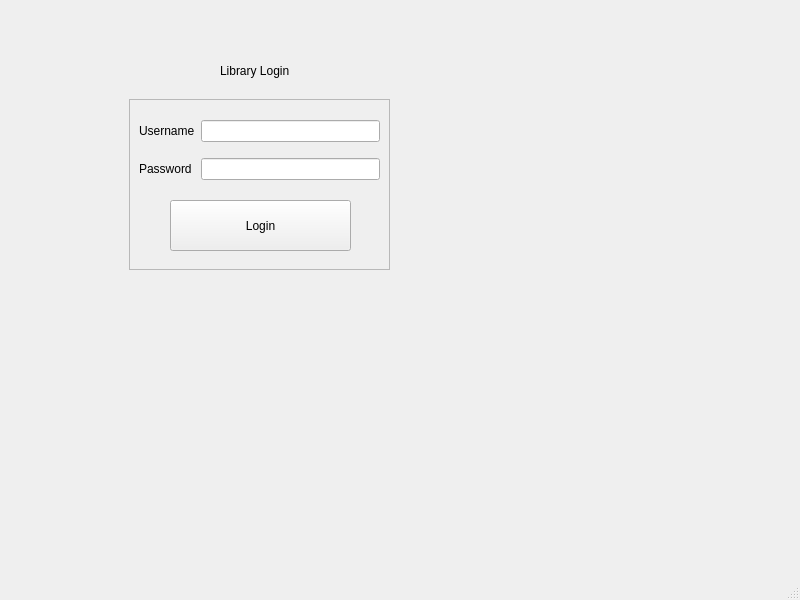
First picture: the form in NewWindowChur/mainwindow.ui, repository jandrealyn/LibraryQtSystem, before the edit.
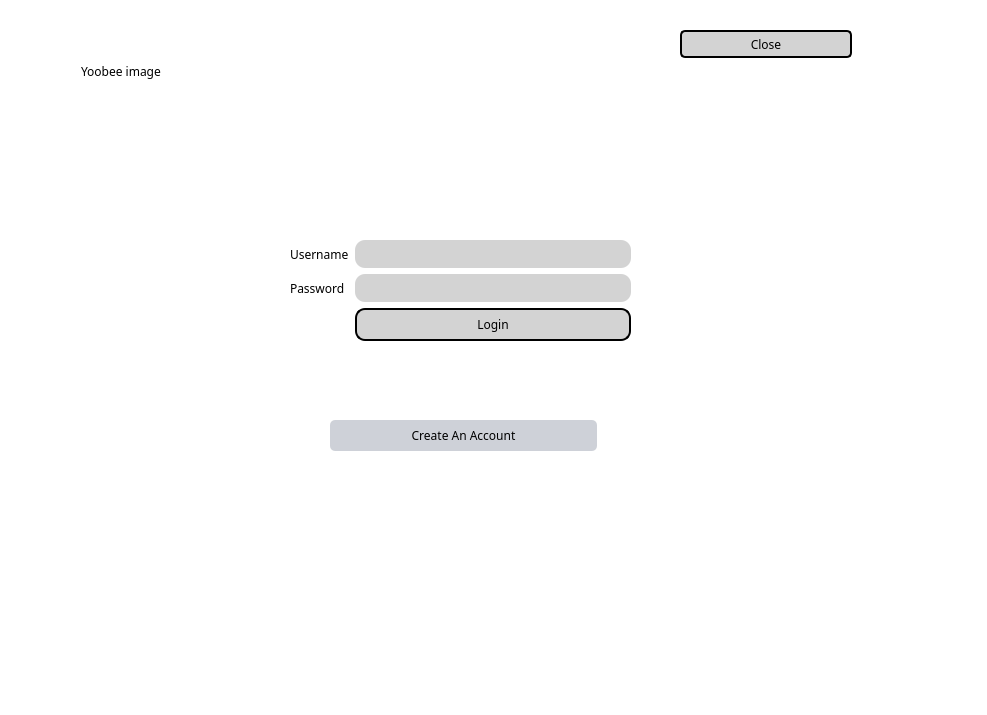
Second picture: the form after the edit.

Patch:
```diff
--- a/NewWindowChur/mainwindow.ui
+++ b/NewWindowChur/mainwindow.ui
@@ -6,37 +6,118 @@
    <rect>
     <x>0</x>
     <y>0</y>
-    <width>800</width>
-    <height>600</height>
+    <width>987</width>
+    <height>715</height>
    </rect>
   </property>
   <property name="windowTitle">
    <string>MainWindow</string>
   </property>
+  <property name="styleSheet">
+   <string notr="true">*{
+background-color:rgb(255, 255, 255); 
+font-family: cenury gothic, sans-serif;
+
+}
+
+QFrame{
+background-color: #FFFFFF;
+
+}</string>
+  </property>
   <widget class="QWidget" name="centralwidget">
-   <widget class="QPushButton" name="pushButton">
+   <property name="autoFillBackground">
+    <bool>false</bool>
+   </property>
+   <widget class="QFrame" name="gridFrame_2">
     <property name="geometry">
      <rect>
-      <x>170</x>
-      <y>200</y>
-      <width>181</width>
-      <height>51</height>
+      <x>80</x>
+      <y>10</y>
+      <width>801</width>
+      <height>551</height>
      </rect>
     </property>
+    <property name="styleSheet">
+     <string notr="true">*{
+background: rgb(255, 255, 255);
+fontsize: 15px;
+font-family: Century Gothic, sans-serif;
+}
+
+QFrame{
+border: solid 10px rgba(0, 0, 0);
+}
+
+QLineEdit{
+color: #8d98a1;
+background-color: #d3d3d3;
+font-size: 18px;
+border-style: outset;
+border-radius: 10px;
+}
+QPushButton{
+background: #ced1d8;
+border-style: outset;
+border-radius: 5px;
+}
+QPushButton:pressed{
+background-color: rgb(224, 0, 0);
+border-style: inset;
+}
+</string>
+    </property>
+    <widget class="QLabel" name="img">
+     <property name="geometry">
+      <rect>
+       <x>1</x>
+       <y>1</y>
+       <width>341</width>
+       <height>121</height>
+      </rect>
+     </property>
+     <property name="styleSheet">
+      <string notr="true"/>
+     </property>
     <property name="text">
-     <string>Login</string>
+      <string>Yoobee image</string>
+     </property>
+    </widget>
+    <widget class="QPushButton" name="close">
+     <property name="geometry">
+      <rect>
+       <x>600</x>
+       <y>20</y>
+       <width>172</width>
+       <height>28</height>
+      </rect>
+     </property>
+     <property name="styleSheet">
+      <string notr="true">QPushButton#close{
+background-color: #d3d3d3;
+border-width: 2px;
+border-radius: 5px;
+border-color: black;
+min-width: 5em;
+padding: 3px;
+}</string>
+     </property>
+     <property name="text">
+      <string>Close</string>
     </property>
    </widget>
    <widget class="QWidget" name="gridLayoutWidget">
     <property name="geometry">
      <rect>
-      <x>139</x>
-      <y>110</y>
-      <width>241</width>
-      <height>80</height>
+       <x>210</x>
+       <y>230</y>
+       <width>341</width>
+       <height>159</height>
      </rect>
     </property>
     <layout class="QGridLayout" name="gridLayout">
+      <item row="0" column="1">
+       <layout class="QFormLayout" name="formLayout_2">
      <item row="0" column="0">
       <widget class="QLabel" name="label">
        <property name="text">
@@ -44,6 +125,9 @@
        </property>
       </widget>
      </item>
+        <item row="0" column="1">
+         <widget class="QLineEdit" name="username_input"/>
+        </item>
      <item row="1" column="0">
       <widget class="QLabel" name="label_2">
        <property name="text">
@@ -51,45 +135,48 @@
        </property>
       </widget>
      </item>
-     <item row="0" column="1">
-      <widget class="QLineEdit" name="lineEditUser"/>
-     </item>
      <item row="1" column="1">
-      <widget class="QLineEdit" name="lineEditPass"/>
-     </item>
-    </layout>
-   </widget>
-   <widget class="QLabel" name="label_3">
-    <property name="geometry">
-     <rect>
-      <x>220</x>
-      <y>50</y>
-      <width>71</width>
-      <height>41</height>
-     </rect>
+         <widget class="QLineEdit" name="password_input"/>
+        </item>
+        <item row="2" column="1">
+         <widget class="QPushButton" name="login">
+          <property name="styleSheet">
+           <string notr="true">*{
+background-color:rgb(255, 255, 255); 
+font-family: cenury gothic, sans-serif;
+
+}
+QPushButton#login{
+background-color: #d3d3d3;
+border-width: 2px;
+border-radius: 10px;
+border-color: black;
+min-width: 10em;
+padding: 6px;
+}</string>
     </property>
     <property name="text">
-     <string>Library Login</string>
-    </property>
-   </widget>
-   <widget class="QFrame" name="frame">
+           <string>Login</string>
+          </property>
+         </widget>
+        </item>
+       </layout>
+      </item>
+     </layout>
+    </widget>
+    <widget class="QPushButton" name="Create">
     <property name="geometry">
      <rect>
-      <x>129</x>
-      <y>99</y>
-      <width>261</width>
-      <height>171</height>
-     </rect>
-    </property>
-    <property name="frameShape">
-     <enum>QFrame::StyledPanel</enum>
-    </property>
-    <property name="frameShadow">
-     <enum>QFrame::Raised</enum>
-    </property>
-    <property name="lineWidth">
-     <number>5</number>
-    </property>
+       <x>250</x>
+       <y>410</y>
+       <width>267</width>
+       <height>31</height>
+      </rect>
+     </property>
+     <property name="text">
+      <string>Create An Account</string>
+     </property>
+    </widget>
    </widget>
   </widget>
   <widget class="QMenuBar" name="menubar">
```
Left out of the diff: 4 changed lines with no effect on the pictures. Lines whose indentation alone changed are shown as unchanged.
